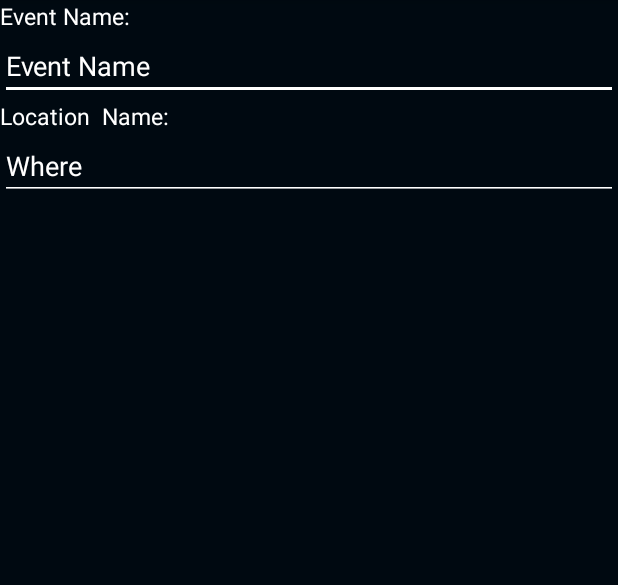
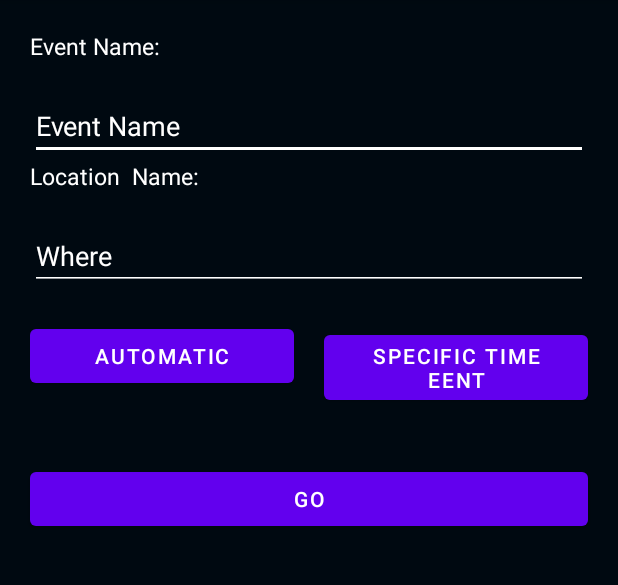
Before and after one commit to online-code-bite-md-tanvir-mahtab/Navi, an Android app: the AddActivity screen opened directly, with no data from a screen before it, on a phone screen of 412 x 824 dp, the part 84-669 px from its top. Run offline under Robolectric (Android 15) with nearby library versions, the phone set to English and light mode, and no system bars; our stand-ins replace Firebase (no records; nobody signed in at launch, a user with empty details on screens opened directly).

Commit message:
this is one kind of project

```diff
--- a/app/src/main/AndroidManifest.xml
+++ b/app/src/main/AndroidManifest.xml
@@ -11,7 +11,8 @@
         android:roundIcon="@mipmap/ic_launcher_round"
         android:supportsRtl="true"
         android:theme="@style/Theme.TaskClander">
-        <activity android:name=".AddActivity"></activity>
+        <activity android:name=".ShowEventActivity"></activity>
+        <activity android:name=".AddActivity" />
         <activity android:name=".SleepHabits" />
         <activity android:name=".LifeArea" />
         <activity android:name=".LoginActivity">
--- a/app/src/main/java/com/tanvircodder/taskclander/AddActivity.java
+++ b/app/src/main/java/com/tanvircodder/taskclander/AddActivity.java
@@ -3,12 +3,45 @@ package com.tanvircodder.taskclander;
 import androidx.appcompat.app.AppCompatActivity;
 
 import android.os.Bundle;
+import android.view.View;
+import android.widget.Button;
+import android.widget.EditText;
+import android.widget.Toast;
+
+import com.google.firebase.database.DatabaseReference;
+import com.google.firebase.database.FirebaseDatabase;
+import com.google.firebase.database.IgnoreExtraProperties;
+import com.tanvircodder.taskclander.model.Event;
 
 public class AddActivity extends AppCompatActivity {
+
+    private EditText mNameOfEvent;
+    private EditText mNameOfLocation;
+    private Button mButton;
+    private DatabaseReference mDatabase;
 
     @Override
     protected void onCreate(Bundle savedInstanceState) {
         super.onCreate(savedInstanceState);
         setContentView(R.layout.activity_add);
+
+        mNameOfEvent =(EditText) findViewById(R.id.event_name);
+        mNameOfLocation = (EditText) findViewById(R.id.where);
+
+        mDatabase = FirebaseDatabase.getInstance().getReference();
+        mButton  = (Button) findViewById(R.id.go_view);
+        mButton.setOnClickListener(new View.OnClickListener() {
+            @Override
+            public void onClick(View v) {
+                String event_name = mNameOfEvent.getText().toString();
+                String event_place = mNameOfLocation.getText().toString();
+                Event event = new Event(event_name,event_place);
+                mDatabase.child(AddActivity.class.getSimpleName()).child(Event.class.getSimpleName())
+                        .setValue(event);
+                Toast.makeText(AddActivity.this,"The data has been saved",Toast.LENGTH_LONG)
+                        .show();
+            }
+        });
+
     }
 }
--- a/app/src/main/java/com/tanvircodder/taskclander/LoginActivity.java
+++ b/app/src/main/java/com/tanvircodder/taskclander/LoginActivity.java
@@ -74,7 +74,7 @@ public class LoginActivity extends AppCompatActivity {
                                                 .show();
                                     }
                                 }else {
-                                    Intent intent = new Intent(LoginActivity.this,WalcomePage.class);
+                                    Intent intent = new Intent(LoginActivity.this,AddActivity.class);
                                     startActivity(intent);
                                     finish();
                                 }
--- a/app/src/main/res/layout/activity_add.xml
+++ b/app/src/main/res/layout/activity_add.xml
@@ -8,7 +8,13 @@
     android:orientation="vertical"
     android:background="#000911">
 
-
+    <LinearLayout
+        android:layout_width="match_parent"
+        android:layout_height="wrap_content"
+        android:orientation="vertical"
+        android:layout_marginRight="20dp"
+        android:layout_marginLeft="20dp"
+        android:layout_marginTop="20dp">
         <TextView
             android:layout_width="match_parent"
             android:layout_height="wrap_content"
@@ -22,7 +28,8 @@
             android:id="@+id/event_name"
             android:hint="Event Name"
             android:textColor="@color/white"
-        android:textColorHint="@color/white"/>
+            android:textColorHint="@color/white"
+            android:layout_marginTop="20dp"/>
         <TextView
             android:layout_width="match_parent"
             android:layout_height="wrap_content"
@@ -30,6 +37,7 @@
             android:textColor="@color/white"
             android:textSize="15dp"/>
         <EditText
+            android:layout_marginTop="20dp"
             android:backgroundTint="@color/white"
             android:layout_width="match_parent"
             android:layout_height="wrap_content"
@@ -37,4 +45,34 @@
             android:hint="Where "
             android:textColor="@color/white"
             android:textColorHint="@color/white"/>
+        <LinearLayout
+            android:layout_marginTop="20dp"
+            android:layout_width="match_parent"
+            android:layout_height="wrap_content"
+            android:orientation="horizontal">
+            <Button
+                android:layout_width="0dp"
+                android:layout_weight="1"
+                android:layout_marginRight="10dp"
+                android:layout_height="wrap_content"
+                android:id="@+id/auto_add"
+                android:text="Automatic"/>
+            <Button
+                android:layout_width="0dp"
+                android:layout_weight="1"
+                android:layout_marginLeft="10dp"
+                android:layout_height="wrap_content"
+                android:text="Specific time eent"/>
         </LinearLayout>
+    </LinearLayout>
+
+
+    <Button
+        android:text="Go"
+        android:layout_width="match_parent"
+        android:layout_height="wrap_content"
+        android:layout_marginRight="20dp"
+        android:layout_marginLeft="20dp"
+        android:layout_marginTop="40dp"
+        android:id="@+id/go_view" />
+</LinearLayout>
```
Also changed, not shown: app/src/main/java/com/tanvircodder/taskclander/ShowEventActivity.java (added, +14 -0 lines), app/src/main/java/com/tanvircodder/taskclander/model/Event.java (added, +19 -0 lines), app/src/main/res/layout/activity_life_area.xml (+35 -2 lines), app/src/main/res/layout/activity_show_event.xml (added, +9 -0 lines). Lines whose indentation alone changed are shown as unchanged.
